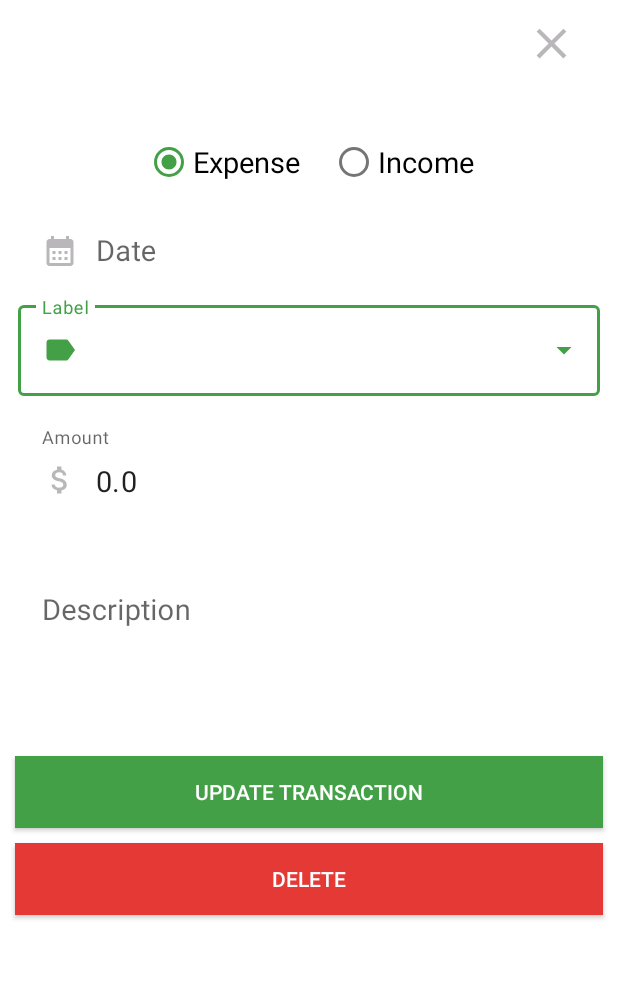
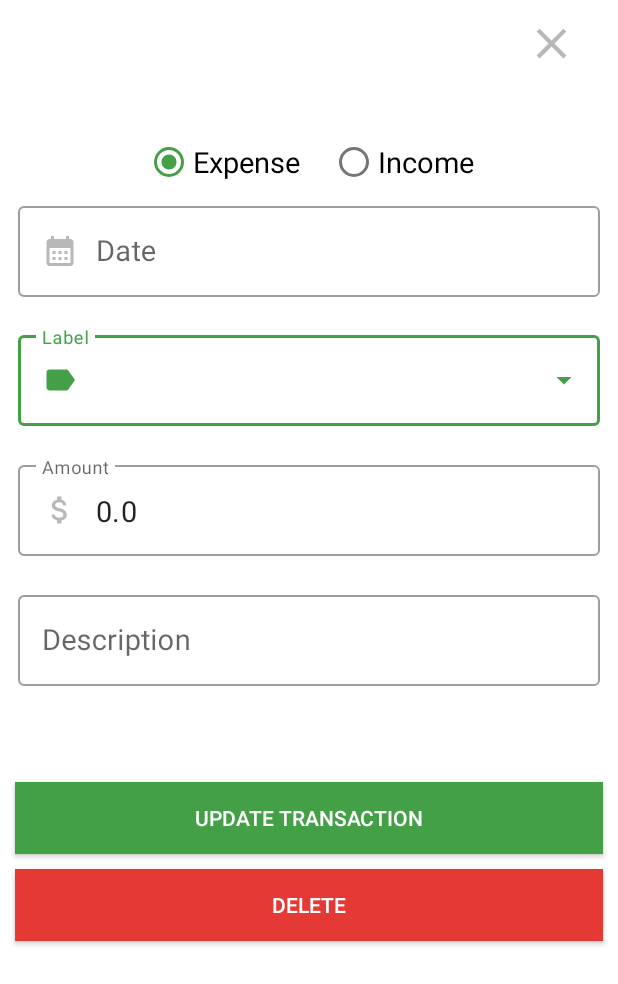
Before and after one commit to SuneelKM/Android_ExpenseTracker, an Android app: the DetailedActivity screen opened directly, with no data from a screen before it, on a phone screen of 412 x 824 dp. Shown: the top 984 px of the screen. Run offline under Robolectric (Android 15) with nearby library versions, the phone set to English and light mode, and no system bars; our stand-ins replace Room's generated code.

Commit message:
Add Label Items

```diff
--- a/app/src/main/java/com/example/expensetracker/DetailedActivity.kt
+++ b/app/src/main/java/com/example/expensetracker/DetailedActivity.kt
@@ -13,12 +13,7 @@ import android.widget.ArrayAdapter
 import android.widget.Toast
 import androidx.appcompat.app.AlertDialog
 import androidx.core.widget.addTextChangedListener
-import kotlinx.android.synthetic.main.activity_add_transaction.amountInput
-import kotlinx.android.synthetic.main.activity_add_transaction.amountLayout
-import kotlinx.android.synthetic.main.activity_add_transaction.closeBtn
-import kotlinx.android.synthetic.main.activity_add_transaction.descriptionInput
-import kotlinx.android.synthetic.main.activity_add_transaction.labelInput
-import kotlinx.android.synthetic.main.activity_add_transaction.labelLayout
+import kotlinx.android.synthetic.main.activity_add_transaction.*
 import kotlinx.android.synthetic.main.activity_detailed.*
 
 import java.util.*
@@ -27,6 +22,7 @@ import kotlin.math.abs
 class DetailedActivity : AppCompatActivity() {
     private lateinit var transaction: Transaction
     lateinit var vm: TransactionViewModel
+    lateinit var arrayAdapter: ArrayAdapter<String>
 
     override fun onCreate(savedInstanceState: Bundle?) {
         super.onCreate(savedInstanceState)
@@ -46,9 +42,28 @@ class DetailedActivity : AppCompatActivity() {
         descriptionInputEdit.setText(description)
         calendarDateEdit.setText(date)
 
-        val labels = resources.getStringArray(R.array.labelExpense)
-        val arrayAdapter = ArrayAdapter(this, R.layout.dropdown_item, labels)
+        val labelExpense = resources.getStringArray(R.array.labelExpense)
+        val labelIncome = resources.getStringArray(R.array.labelIncome)
+        var labels = labelExpense
+        if(incomeEdit.isChecked) labels = labelIncome
+        arrayAdapter = ArrayAdapter(this, R.layout.dropdown_item, labels)
         labelInputEdit.setAdapter(arrayAdapter)
+
+        expenseEdit.setOnClickListener {
+            if (labelInputEdit.text.toString() !in labelExpense.toList()) {
+                labelInputEdit.setText("")
+                arrayAdapter = ArrayAdapter(this, R.layout.dropdown_item, labelExpense)
+                labelInputEdit.setAdapter(arrayAdapter)
+            }
+        }
+
+        incomeEdit.setOnClickListener {
+            if (labelInputEdit.text.toString() !in labelIncome.toList()) {
+                labelInputEdit.setText("")
+                arrayAdapter = ArrayAdapter(this, R.layout.dropdown_item, labelIncome)
+                labelInputEdit.setAdapter(arrayAdapter)
+            }
+        }
 
 
         detailRootView.setOnClickListener {
--- a/app/src/main/res/layout/activity_detailed.xml
+++ b/app/src/main/res/layout/activity_detailed.xml
@@ -68,8 +68,7 @@
             android:layout_height="wrap_content"
             android:layout_marginStart="12dp"
             android:layout_marginEnd="12dp"
-
-            app:boxStrokeWidth="0dp"
+            android:layout_marginBottom="20dp"
             android:hint="Date">
 
             <com.google.android.material.textfield.TextInputEditText
@@ -95,7 +94,6 @@
             android:layout_marginStart="12dp"
             android:layout_marginEnd="12dp"
             android:hint="Label"
-            app:boxStrokeWidth="0dp"
             app:errorEnabled="true">
 
             <AutoCompleteTextView
@@ -105,9 +103,8 @@
                 android:layout_weight="1"
                 android:drawableStart="@drawable/label_selector"
                 android:drawablePadding="12dp"
-                android:textSize="19sp"
                 android:inputType="none"
-                />
+                android:textSize="19sp" />
         </com.google.android.material.textfield.TextInputLayout>
 
         <com.google.android.material.textfield.TextInputLayout
@@ -118,7 +115,6 @@
             android:layout_marginStart="12dp"
             android:layout_marginEnd="12dp"
             android:hint="Amount"
-            app:boxStrokeWidth="0dp"
             app:errorEnabled="true">
 
             <com.google.android.material.textfield.TextInputEditText
@@ -140,7 +136,7 @@
             android:layout_marginStart="12dp"
             android:layout_marginEnd="12dp"
             android:hint="Description"
-            app:boxStrokeWidth="0dp"
+
             app:errorEnabled="true">
 
             <com.google.android.material.textfield.TextInputEditText
```
Also changed, not shown: app/src/main/java/com/example/expensetracker/AddTransactionActivity.kt (+32 -14 lines).
